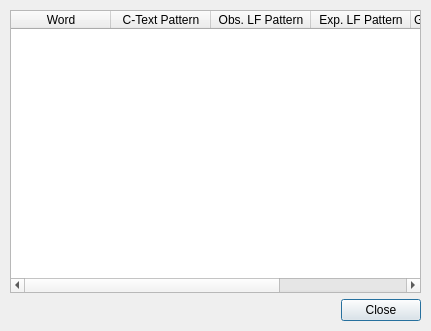
Qt form ui/WordPatternsDialogUI.ui (ProPane865/CryptAnalyst) before a commit.
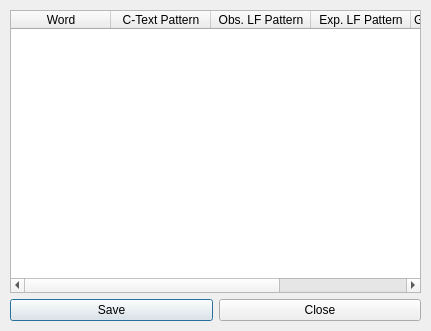
The same form after that commit.

Commit message: Can now save word patterns; more robust filesaving system

What changed in the file:
```diff
--- a/ui/WordPatternsDialogUI.ui
+++ b/ui/WordPatternsDialogUI.ui
@@ -70,11 +70,22 @@
      </widget>
     </item>
     <item>
-     <widget class="QDialogButtonBox" name="buttonBox">
-      <property name="standardButtons">
-       <set>QDialogButtonBox::Close</set>
-      </property>
-     </widget>
+     <layout class="QHBoxLayout" name="buttons">
+      <item>
+       <widget class="QPushButton" name="saveButton">
+        <property name="text">
+         <string>Save</string>
+        </property>
+       </widget>
+      </item>
+      <item>
+       <widget class="QPushButton" name="closeButton">
+        <property name="text">
+         <string>Close</string>
+        </property>
+       </widget>
+      </item>
+     </layout>
     </item>
    </layout>
   </widget>
```
Left out of the diff: 10 changed lines with no effect on the pictures. The commit also changes 4 other files.
